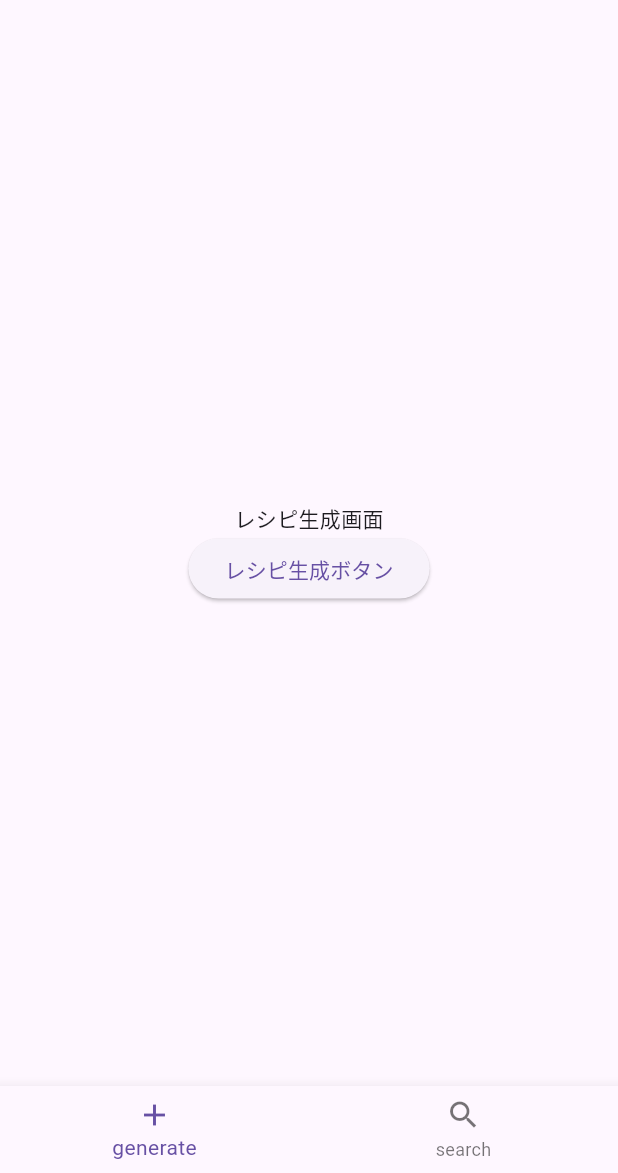
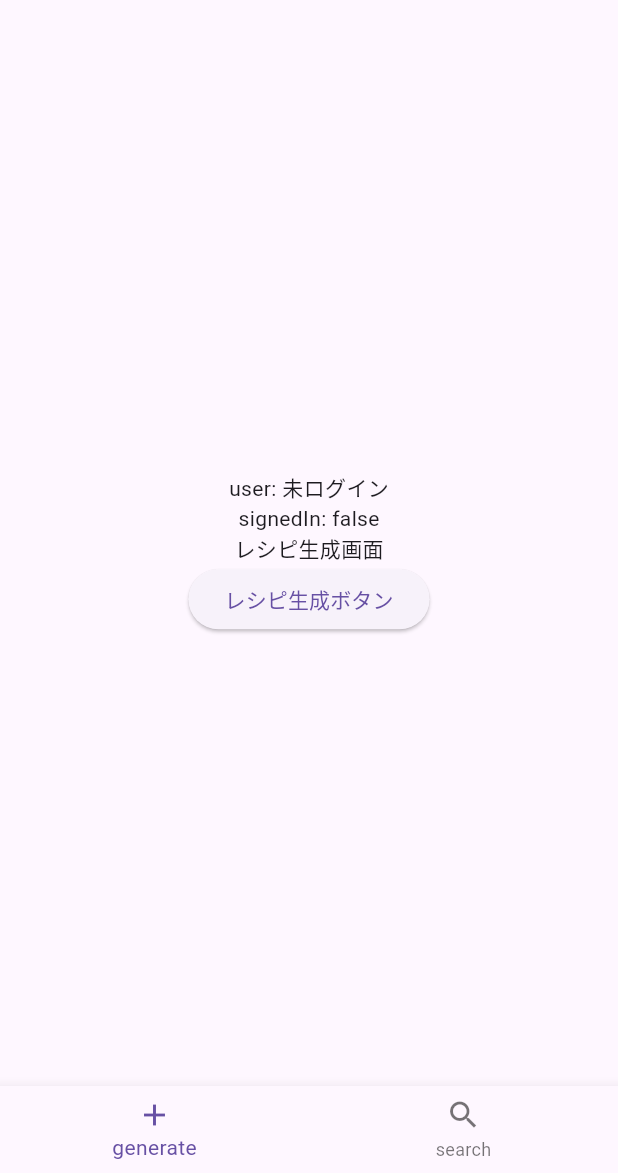
Before and after one commit to yoshiminato/2025_B, a Flutter app: the screen it shows after launch, after a tap on "レシピ生成ボタン", after a tap on "ﾎｰﾑに戻る", on a phone screen of 412 x 824 dp, the part 63-1236 px from its top. Run offline on Flutter 3.47's test engine with Material 3 defaults, Android fonts, the phone set to English and light mode, and no system bars; our stand-ins replace firebase_auth, firebase_core, flutter_hooks, flutter_riverpod, go_router, google_sign_in and 2 more; accounts and stored records are empty; generated files the repository leaves out were written again.

Commit message:
basic認証機能追加

```diff
--- a/class_2025_b/lib/main.dart
+++ b/class_2025_b/lib/main.dart
@@ -1,9 +1,18 @@
 import 'package:flutter/material.dart';
 import 'package:class_2025_b/app.dart';
 import 'package:flutter_riverpod/flutter_riverpod.dart';
+import 'package:firebase_core/firebase_core.dart';
+import 'firebase_options.dart';
 
 
 void main() async {
+
+  // Firebaseの初期化　おまじない
+  WidgetsFlutterBinding.ensureInitialized();
+  await Firebase.initializeApp(
+    options: DefaultFirebaseOptions.currentPlatform,
+  );
+
   final scope = ProviderScope(child: RecipeAI());
   runApp(scope);
 }
--- a/class_2025_b/lib/widgets/generate.dart
+++ b/class_2025_b/lib/widgets/generate.dart
@@ -13,6 +13,8 @@ class GenerateWidget extends ConsumerWidget {
     final column = Column(
       mainAxisAlignment: MainAxisAlignment.center,
       children: [
+        Text("user: ${user?.email ?? "未ログイン"}"),
+        Text("signedIn: ${ref.watch(signedInProvider)}"),
         const Text("レシピ生成画面"),
         ElevatedButton(
           onPressed: () => AppRouter.goToRecipe(context, "recipeId"),
--- a/class_2025_b/lib/widgets/side_menu.dart
+++ b/class_2025_b/lib/widgets/side_menu.dart
@@ -1,8 +1,8 @@
 import 'package:flutter/material.dart';
 import 'package:flutter_riverpod/flutter_riverpod.dart';
 import 'package:class_2025_b/routers/router.dart';
-import 'package:class_2025_b/widgets/search.dart';
 import 'package:class_2025_b/states/user_state.dart';
+import 'package:class_2025_b/services/auth_service.dart';
 
 class SideMenuWidget extends ConsumerWidget {
   const SideMenuWidget({super.key});
@@ -13,6 +13,9 @@ class SideMenuWidget extends ConsumerWidget {
     final header = DrawerHeader(child: Text("header"));
 
     final signedIn = ref.watch(signedInProvider);
+
+    final authService = AuthService();
+
 
     final loginTile = ListTile(
       leading: const Icon(Icons.login),
@@ -27,14 +30,24 @@ class SideMenuWidget extends ConsumerWidget {
     final logoutTile = ListTile(
       leading: const Icon(Icons.logout),
       title: const Text("ログアウト"),
-      onTap: () => signedIn ?
-        () {
+      onTap: signedIn ?
+        () async {
           // ログアウト処理を実行
-          AppRouter.goToHome(context);
+          try{
+            debugPrint("ログアウト処理を開始");
+            await authService.signOut();
+            ScaffoldMessenger.of(context).showSnackBar(
+                SnackBar(content: Text("ログアウトしました"))
+            );
+          }catch(e) {
+            ScaffoldMessenger.of(context).showSnackBar(
+              SnackBar(content: Text("ログアウトに失敗しました: $e"))
+            );
+          }
         } :
-        ScaffoldMessenger.of(context).showSnackBar(
-          SnackBar(content: Text("ログインしていません"))
-        )
+        () => ScaffoldMessenger.of(context).showSnackBar(
+                SnackBar(content: Text("ログインしていません"))
+              ),
     );
 
     final customizeTile = ListTile(
```
Also changed, not shown: class_2025_b/lib/screens/login_screen.dart (+19 -5 lines), class_2025_b/lib/screens/register_screen.dart (+18 -2 lines), class_2025_b/lib/services/auth_service.dart (added, +106 -0 lines), class_2025_b/lib/firebase_options.dart (added).
